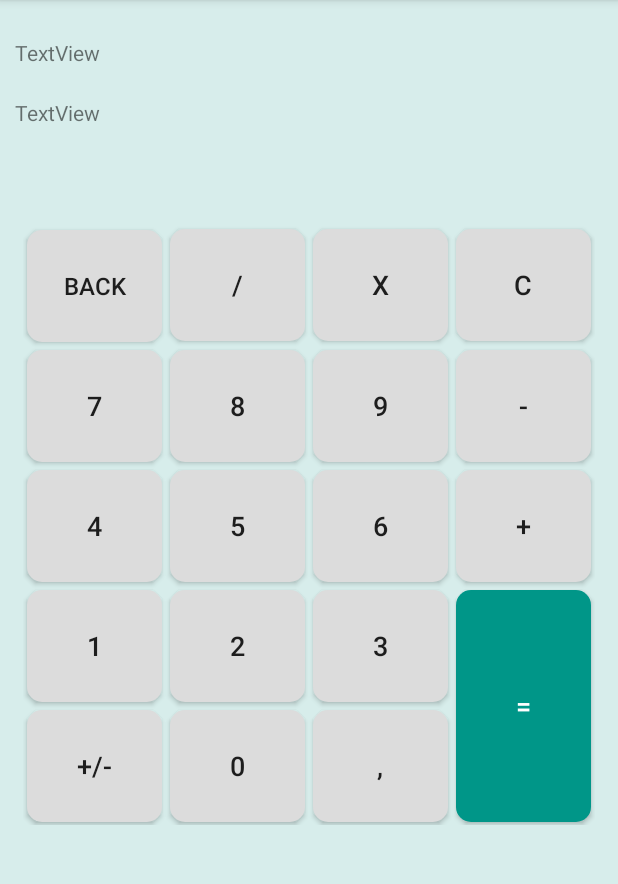
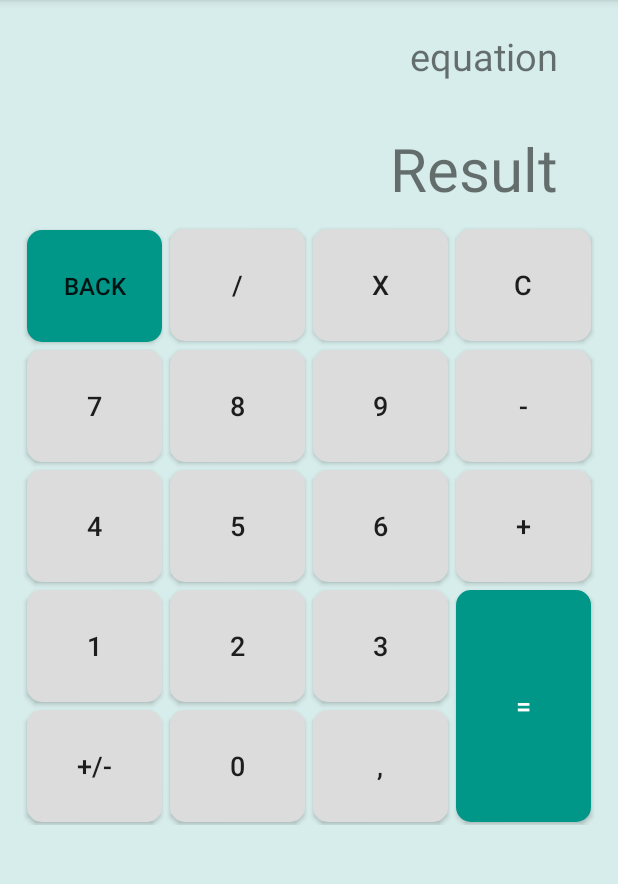
Before and after one commit to matt7m/AndroidCalculatorApp, an Android app: the SimpleCalcActivity screen opened directly, with no data from a screen before it, on a phone screen of 412 x 824 dp, the part 84-968 px from its top. Run offline under Robolectric (Android 15) with nearby library versions, the phone set to English and light mode, and no system bars.

Commit message:
Little changes with layout, add simple calculations.

```diff
--- a/app/build.gradle
+++ b/app/build.gradle
@@ -31,6 +31,7 @@ dependencies {
     implementation 'androidx.appcompat:appcompat:1.2.0'
     implementation 'androidx.constraintlayout:constraintlayout:2.0.4'
     implementation 'androidx.gridlayout:gridlayout:1.0.0'
+    implementation 'io.apisense:rhino-android:1.0'
     testImplementation 'junit:junit:4.12'
     androidTestImplementation 'androidx.test.ext:junit:1.1.2'
     androidTestImplementation 'androidx.test.espresso:espresso-core:3.3.0'
--- a/app/src/main/java/com/example/app/AdvancedCalcActivity.java
+++ b/app/src/main/java/com/example/app/AdvancedCalcActivity.java
@@ -7,38 +7,11 @@ import androidx.appcompat.app.AppCompatActivity;
 
 public class AdvancedCalcActivity extends AppCompatActivity {
     private TextView Screen;
-    private Button btnBack, btnAdd, btnSub, btnMlp, btnDiv, btnClear, btnDot, btnChange;
-    private Button btnOne, btnTwo, btnThree, btnFour, btnFive, btnSix, btnSeven, btnEight, btnNine, btnZero;
 
     @Override
     protected void onCreate(Bundle savedInstanceState) {
         super.onCreate(savedInstanceState);
         setContentView(R.layout.advanced_calculator);
 
-        init_buttons();
-        btnBack.setOnClickListener(view -> finish());
     }
-
-    private void init_buttons(){
-        btnZero = findViewById(R.id.bt0);
-        btnOne = findViewById(R.id.bt1);
-        btnTwo = findViewById(R.id.bt2);
-        btnThree = findViewById(R.id.bt3);
-        btnFour = findViewById(R.id.bt4);
-        btnFive = findViewById(R.id.bt5);
-        btnSix = findViewById(R.id.bt6);
-        btnSeven = findViewById(R.id.bt7);
-        btnEight = findViewById(R.id.bt8);
-        btnNine = findViewById(R.id.bt9);
-
-        btnBack = findViewById(R.id.bt_back);
-        btnAdd = findViewById(R.id.bt_add);
-        btnSub = findViewById(R.id.bt_sub);
-        btnMlp = findViewById(R.id.bt_mlp);
-        btnDiv = findViewById(R.id.bt_div);
-        btnDot = findViewById(R.id.bt_dot);
-        btnClear = findViewById(R.id.bt_clr);
-        btnChange = findViewById(R.id.bt_pm);
-    }
-
 }
--- a/app/src/main/java/com/example/app/SimpleCalcActivity.java
+++ b/app/src/main/java/com/example/app/SimpleCalcActivity.java
@@ -1,45 +1,127 @@
 package com.example.app;
 
 import android.os.Bundle;
+import android.view.View;
 import android.widget.Button;
 import android.widget.TextView;
+import android.widget.Toast;
 import androidx.appcompat.app.AppCompatActivity;
 
+import javax.script.ScriptEngine;
+import javax.script.ScriptEngineManager;
+import javax.script.ScriptException;
+
 public class SimpleCalcActivity extends AppCompatActivity {
-    private TextView Screen;
-    private Button btnBack, btnAdd, btnSub, btnMlp, btnDiv, btnClear, btnDot, btnChange;
-    private Button btnOne, btnTwo, btnThree, btnFour, btnFive, btnSix, btnSeven, btnEight, btnNine, btnZero;
+    TextView equationView;
+    TextView resultView;
+
+    String equation = "";
 
     @Override
     protected void onCreate(Bundle savedInstanceState) {
         super.onCreate(savedInstanceState);
         setContentView(R.layout.simple_calculator);
 
-        init_buttons();
-
-        btnBack.setOnClickListener(view -> finish());
+        initTextViews();
     }
 
-    private void init_buttons(){
-        btnZero = findViewById(R.id.bt0);
-        btnOne = findViewById(R.id.bt1);
-        btnTwo = findViewById(R.id.bt2);
-        btnThree = findViewById(R.id.bt3);
-        btnFour = findViewById(R.id.bt4);
-        btnFive = findViewById(R.id.bt5);
-        btnSix = findViewById(R.id.bt6);
-        btnSeven = findViewById(R.id.bt7);
-        btnEight = findViewById(R.id.bt8);
-        btnNine = findViewById(R.id.bt9);
-
-        btnBack = findViewById(R.id.bt_back);
-        btnAdd = findViewById(R.id.bt_add);
-        btnSub = findViewById(R.id.bt_sub);
-        btnMlp = findViewById(R.id.bt_mlp);
-        btnDiv = findViewById(R.id.bt_div);
-        btnDot = findViewById(R.id.bt_dot);
-        btnClear = findViewById(R.id.bt_clr);
-        btnChange = findViewById(R.id.bt_pm);
+    public void initTextViews(){
+        equationView = findViewById(R.id.equation_text);
+        resultView = findViewById(R.id.result_text);
     }
 
+    public void setValue(String value){
+        equation = equation + value;
+        equationView.setText(equation);
+    }
+
+    public void equalOnClick(View view) {
+        Double result = null;
+        ScriptEngine engine = new ScriptEngineManager().getEngineByName("rhino");
+
+
+        try {
+            result = (double)engine.eval(equation);
+        } catch(ScriptException e) {
+            Toast.makeText(this, "Invalid input", Toast.LENGTH_SHORT).show();
+        }
+
+        if (result != null){
+            resultView.setText(String.valueOf(result.doubleValue()));
+        }
+    }
+
+    public void additionOnClick(View view) {
+        setValue("+");
+    }
+
+    public void subtractionOnClick(View view) {
+        setValue("-");
+    }
+
+    public void divisionOnClick(View view) {
+        setValue("/");
+    }
+
+    public void multiplicationOnClick(View view) {
+        setValue("*");
+    }
+
+    public void plusminusOnClick(View view) {
+        //setValue("1");
+    }
+
+    public void dotOnClick(View view) {
+        setValue(",");
+    }
+
+    public void clearOnClick(View view) {
+        equationView.setText("");
+        equation = "";
+        resultView.setText("");
+    }
+
+    public void zeroOnClick(View view) {
+        setValue("0");
+    }
+
+    public void oneOnClick(View view) {
+        setValue("1");
+    }
+
+    public void twoOnClick(View view) {
+        setValue("2");
+    }
+
+    public void threeOnClick(View view) {
+        setValue("3");
+    }
+
+    public void fourOnClick(View view) {
+        setValue("4");
+    }
+
+    public void fiveOnClick(View view) {
+        setValue("5");
+    }
+
+    public void sixOnClick(View view) {
+        setValue("6");
+    }
+
+    public void sevenOnClick(View view) {
+        setValue("7");
+    }
+
+    public void eightOnClick(View view) {
+        setValue("8");
+    }
+
+    public void nineOnClick(View view) {
+        setValue("9");
+    }
+
+    public void backOnClick(View view) {
+
+    }
 }
--- a/app/src/main/res/layout-land/simple_calculator.xml
+++ b/app/src/main/res/layout-land/simple_calculator.xml
@@ -9,21 +9,52 @@
         android:paddingLeft="10dp"
         android:paddingRight="10dp">
 
-    <TextView
-            android:text="TextView"
-            android:layout_width="260dp"
-            android:layout_height="50dp" app:layout_constraintStart_toStartOf="parent"
-            android:id="@+id/textView5"
-            app:layout_constraintTop_toTopOf="parent" android:layout_marginTop="25dp"
-            app:layout_constraintEnd_toStartOf="@+id/gridLayout"/>
-    <TextView
-            android:text="TextView"
-            android:layout_width="260dp"
-            android:layout_height="80dp"
-            android:id="@+id/textView6"
-            app:layout_constraintTop_toBottomOf="@+id/textView5"
-            android:layout_marginTop="10dp" app:layout_constraintStart_toStartOf="parent"
-            app:layout_constraintEnd_toStartOf="@+id/gridLayout"/>
+    <LinearLayout android:layout_width="wrap_content"
+                  android:layout_height="match_parent"
+                  android:orientation="vertical"
+                  android:layout_weight="3"
+                  tools:ignore="MissingConstraints"
+                  tools:layout_editor_absoluteX="0dp">
+
+<!--        <TextView-->
+<!--                android:text="TextView"-->
+<!--                android:layout_width="260dp"-->
+<!--                android:layout_height="50dp" app:layout_constraintStart_toStartOf="parent"-->
+<!--                android:id="@+id/textView5"-->
+<!--                app:layout_constraintTop_toTopOf="parent" android:layout_marginTop="25dp"-->
+<!--                app:layout_constraintEnd_toStartOf="@+id/gridLayout"/>-->
+<!--        <TextView-->
+<!--                android:text="TextView"-->
+<!--                android:layout_width="260dp"-->
+<!--                android:layout_height="80dp"-->
+<!--                android:id="@+id/textView6"-->
+<!--                app:layout_constraintTop_toBottomOf="@+id/textView5"-->
+<!--                android:layout_marginTop="10dp" app:layout_constraintStart_toStartOf="parent"-->
+<!--                app:layout_constraintEnd_toStartOf="@+id/gridLayout"/>-->
+        <TextView
+                android:text="equation"
+                android:layout_width="wrap_content"
+                android:layout_height="0dp"
+                android:paddingLeft="20dp"
+                android:layout_weight="1"
+                android:gravity="center_vertical"
+                android:textSize="25sp"
+                android:layout_gravity="end"
+                android:id="@+id/equation_text"
+                tools:ignore="MissingConstraints"/>
+
+        <TextView
+                android:text="Result"
+                android:layout_width="wrap_content"
+                android:layout_height="0dp"
+                android:paddingLeft="20dp"
+                android:layout_weight="1"
+                android:gravity="center_vertical"
+                android:textSize="40sp"
+                android:layout_gravity="end"
+                android:id="@+id/result_text"
+                tools:ignore="MissingConstraints"/>
+    </LinearLayout>
 
     <androidx.gridlayout.widget.GridLayout
             android:layout_width="375dp"
--- a/app/src/main/res/layout/advanced_calculator.xml
+++ b/app/src/main/res/layout/advanced_calculator.xml
@@ -55,7 +55,7 @@
                 android:layout_height="60dp"
                 android:id="@+id/bt_back"
                 app:layout_row="0" app:layout_column="0"
-                android:background="@drawable/rounded_button2"/>
+                android:background="@drawable/rounded_button"/>
         <Button
                 android:text="3"
                 android:layout_width="95dp"
--- a/app/src/main/res/layout/simple_calculator.xml
+++ b/app/src/main/res/layout/simple_calculator.xml
@@ -9,19 +9,36 @@
         android:paddingLeft="10dp"
         android:paddingRight="10dp">
 
-    <TextView
-            android:text="TextView"
-            android:layout_width="match_parent"
-            android:layout_height="30dp" app:layout_constraintStart_toStartOf="parent"
-            android:id="@+id/textView5" app:layout_constraintEnd_toEndOf="parent"
-            app:layout_constraintTop_toTopOf="parent" android:layout_marginTop="25dp"/>
-    <TextView
-            android:text="TextView"
-            android:layout_width="match_parent"
-            android:layout_height="60dp"
-            android:id="@+id/textView6" app:layout_constraintEnd_toEndOf="parent"
-            app:layout_constraintTop_toBottomOf="@+id/textView5"
-            android:layout_marginTop="10dp" app:layout_constraintStart_toStartOf="parent"/>
+    <LinearLayout android:layout_width="match_parent"
+                  android:layout_height="150dp"
+                  android:orientation="vertical"
+                  android:layout_weight="3"
+                  tools:ignore="MissingConstraints"
+                  tools:layout_editor_absoluteX="0dp">
+        <TextView
+                android:text="equation"
+                android:layout_width="wrap_content"
+                android:layout_height="0dp"
+                android:paddingRight="30dp"
+                android:layout_weight="1"
+                android:gravity="center_vertical"
+                android:textSize="25sp"
+                android:layout_gravity="end"
+                android:id="@+id/equation_text"
+                tools:ignore="MissingConstraints"/>
+
+        <TextView
+                android:text="Result"
+                android:layout_width="wrap_content"
+                android:layout_height="0dp"
+                android:paddingEnd="30dp"
+                android:layout_weight="1"
+                android:gravity="center_vertical"
+                android:textSize="40sp"
+                android:layout_gravity="end"
+                android:id="@+id/result_text"
+                tools:ignore="MissingConstraints"/>
+    </LinearLayout>
 
     <androidx.gridlayout.widget.GridLayout
             android:layout_width="wrap_content"
@@ -34,158 +51,177 @@
             app:rowCount="5">
 
         <Button
-                android:text="+"
-                android:layout_width="95dp"
-                android:layout_height="80dp"
-                android:id="@+id/bt_add"
-                app:layout_row="2" app:layout_column="3"
-                android:textSize="18sp"
-                android:background="@drawable/rounded_button2"/>
-        <Button
                 android:text="="
                 android:textColor="@color/white"
                 android:layout_width="95dp"
                 android:layout_height="160dp"
-                android:id="@+id/bt_equal"
-                app:layout_row="3" app:layout_column="3"
+                app:layout_row="3"
+                app:layout_column="3"
                 app:layout_rowSpan="2"
                 android:textSize="18sp"
-                android:background="@drawable/rounded_button"/>
+                android:background="@drawable/rounded_button"
+                android:onClick="equalOnClick"/>
         <Button
                 android:text="/"
                 android:layout_width="95dp"
                 android:layout_height="80dp"
-                android:id="@+id/bt_div"
-                app:layout_row="0" app:layout_column="1"
+                app:layout_row="0"
+                app:layout_column="1"
                 android:textSize="18sp"
-                android:background="@drawable/rounded_button2"/>
+                android:background="@drawable/rounded_button2"
+                android:onClick="divisionOnClick"/>
         <Button
                 android:text="BACK"
                 android:layout_width="95dp"
                 android:layout_height="80dp"
-                android:id="@+id/bt_back"
-                app:layout_row="0" app:layout_column="0"
+                app:layout_row="0"
+                app:layout_column="0"
                 android:textSize="16sp"
-                android:background="@drawable/rounded_button2"/>
+                android:background="@drawable/rounded_button"
+                android:onClick="backOnClick"/>
+        <Button
+                android:text="+/-"
+                android:layout_width="95dp"
+                android:layout_height="80dp"
+                app:layout_row="4"
+                app:layout_column="0"
+                android:textSize="18sp"
+                android:background="@drawable/rounded_button2"
+                android:onClick="plusminusOnClick"/>
+        <Button
+                android:text=","
+                android:layout_width="95dp"
+                android:layout_height="80dp"
+                app:layout_row="4"
+                app:layout_column="2"
+                android:textSize="18sp"
+                android:background="@drawable/rounded_button2"
+                android:onClick="dotOnClick"/>
+        <Button
+                android:text="x"
+                android:layout_width="95dp"
+                android:layout_height="80dp"
+                app:layout_row="0"
+                app:layout_column="2"
+                android:textSize="18sp"
+                android:background="@drawable/rounded_button2"
+                android:onClick="multiplicationOnClick"/>
+        <Button
+                android:text="C"
+                android:layout_width="95dp"
+                android:layout_height="80dp"
+                app:layout_row="0"
+                app:layout_column="3"
+                android:textSize="18sp"
+                android:background="@drawable/rounded_button2"
+                android:onClick="clearOnClick"/>
+        <Button
+                android:text="+"
+                android:layout_width="95dp"
+                android:layout_height="80dp"
+                app:layout_row="2"
+                app:layout_column="3"
+                android:textSize="18sp"
+                android:background="@drawable/rounded_button2"
+                android:onClick="additionOnClick"/>
+        <Button
+                android:text="-"
+                android:layout_width="95dp"
+                android:layout_height="80dp"
+                app:layout_row="1"
+                app:layout_column="3"
+                android:textSize="18sp"
+                android:background="@drawable/rounded_button2"
+                android:onClick="subtractionOnClick"/>
+        <Button
+                android:text="9"
+                android:layout_width="95dp"
+                android:layout_height="80dp"
+                app:layout_row="1"
+                app:layout_column="2"
+                android:textSize="18sp"
+                android:background="@drawable/rounded_button2"
+                android:onClick="nineOnClick"/>
+        <Button
+                android:text="8"
+                android:layout_width="95dp"
+                android:layout_height="80dp"
+                app:layout_row="1"
+                app:layout_column="1"
+                android:textSize="18sp"
+                android:background="@drawable/rounded_button2"
+                android:onClick="eightOnClick"/>
+        <Button
+                android:text="7"
+                android:layout_width="95dp"
+                android:layout_height="80dp"
+                app:layout_row="1"
+                app:layout_column="0"
+                android:textSize="18sp"
+                android:background="@drawable/rounded_button2"
+                android:onClick="sevenOnClick"/>
+        <Button
+                android:text="6"
+                android:layout_width="95dp"
+                android:layout_height="80dp"
+                app:layout_row="2"
+                app:layout_column="2"
+                android:textSize="18sp"
+                android:background="@drawable/rounded_button2"
+                android:onClick="sixOnClick"/>
+        <Button
+                android:text="5"
+                android:layout_width="95dp"
+                android:layout_height="80dp"
+                app:layout_row="2"
+                app:layout_column="1"
+                android:textSize="18sp"
+                android:background="@drawable/rounded_button2"
+                android:onClick="fiveOnClick"/>
+        <Button
+                android:text="4"
+                android:layout_width="95dp"
+                android:layout_height="80dp"
+                app:layout_row="2"
+                app:layout_column="0"
+                android:textSize="18sp"
+                android:background="@drawable/rounded_button2"
+                android:onClick="fourOnClick"/>
         <Button
                 android:text="3"
                 android:layout_width="95dp"
                 android:layout_height="80dp"
-                android:id="@+id/bt3"
-                app:layout_row="3" app:layout_column="2"
+                app:layout_row="3"
+                app:layout_column="2"
                 android:textSize="18sp"
-                android:background="@drawable/rounded_button2"/>
-        <Button
-                android:text="+/-"
-                android:layout_width="95dp"
-                android:layout_height="80dp"
-                android:id="@+id/bt_pm"
-                app:layout_row="4" app:layout_column="0"
-                android:textSize="18sp"
-                android:background="@drawable/rounded_button2"/>
+                android:background="@drawable/rounded_button2"
+                android:onClick="threeOnClick"/>
         <Button
                 android:text="2"
                 android:layout_width="95dp"
                 android:layout_height="80dp"
-                android:id="@+id/bt2"
-                app:layout_row="3" app:layout_column="1"
+                app:layout_row="3"
+                app:layout_column="1"
                 android:textSize="18sp"
-                android:background="@drawable/rounded_button2"/>
-        <Button
-                android:text=","
-                android:layout_width="95dp"
-                android:layout_height="80dp"
-                android:id="@+id/bt_dot"
-                app:layout_row="4" app:layout_column="2"
-                android:textSize="18sp"
-                android:background="@drawable/rounded_button2"/>
-        <Button
-                android:text="x"
-                android:layout_width="95dp"
-                android:layout_height="80dp"
-                android:id="@+id/bt_mlp"
-                app:layout_row="0" app:layout_column="2"
-                android:textSize="18sp"
-                android:background="@drawable/rounded_button2"/>
-        <Button
-                android:text="C"
-                android:layout_width="95dp"
-                android:layout_height="80dp"
-                android:id="@+id/bt_clr"
-                app:layout_row="0" app:layout_column="3"
-                android:textSize="18sp"
-                android:background="@drawable/rounded_button2"/>
-        <Button
-                android:text="-"
-                android:layout_width="95dp"
-                android:layout_height="80dp"
-                android:id="@+id/bt_sub"
-                app:layout_row="1" app:layout_column="3"
-                android:textSize="18sp"
-                android:background="@drawable/rounded_button2"/>
-        <Button
-                android:text="9"
-                android:layout_width="95dp"
-                android:layout_height="80dp"
-                android:id="@+id/bt9"
-                app:layout_row="1" app:layout_column="2"
-                android:textSize="18sp"
-                android:background="@drawable/rounded_button2"/>
-        <Button
-                android:text="6"
-                android:layout_width="95dp"
-                android:layout_height="80dp"
-                android:id="@+id/bt6"
-                app:layout_row="2" app:layout_column="2"
-                android:textSize="18sp"
-                android:background="@drawable/rounded_button2"/>
+                android:background="@drawable/rounded_button2"
+                android:onClick="twoOnClick"/>
         <Button
                 android:text="1"
                 android:layout_width="95dp"
                 android:layout_height="80dp"
-                android:id="@+id/bt1"
-                app:layout_row="3" app:layout_column="0"
+                app:layout_row="3"
+                app:layout_column="0"
                 android:textSize="18sp"
-                android:background="@drawable/rounded_button2"/>
-        <Button
-                android:text="8"
-                android:layout_width="95dp"
-                android:layout_height="80dp"
-                android:id="@+id/bt8"
-                app:layout_row="1" app:layout_column="1"
-                android:textSize="18sp"
-                android:background="@drawable/rounded_button2"/>
-        <Button
-                android:text="5"
-                android:layout_width="95dp"
-                android:layout_height="80dp"
-                android:id="@+id/bt5"
-                app:layout_row="2" app:layout_column="1"
-                android:textSize="18sp"
-                android:background="@drawable/rounded_button2"/>
-        <Button
-                android:text="4"
-                android:layout_width="95dp"
-                android:layout_height="80dp"
-                android:id="@+id/bt4"
-                app:layout_row="2" app:layout_column="0"
-                android:textSize="18sp"
-                android:background="@drawable/rounded_button2"/>
-        <Button
-                android:text="7"
-                android:layout_width="95dp"
-                android:layout_height="80dp"
-                android:id="@+id/bt7"
-                app:layout_row="1" app:layout_column="0"
-                android:textSize="18sp"
-                android:background="@drawable/rounded_button2"/>
+                android:background="@drawable/rounded_button2"
+                android:onClick="oneOnClick"/>
         <Button
                 android:text="0"
                 android:layout_width="95dp"
                 android:layout_height="80dp"
-                android:id="@+id/bt0"
-                app:layout_row="4" app:layout_column="1"
+                app:layout_row="4"
+                app:layout_column="1"
                 android:textSize="18sp"
-                android:background="@drawable/rounded_button2"/>
+                android:background="@drawable/rounded_button2"
+                android:onClick="zeroOnClick"/>
     </androidx.gridlayout.widget.GridLayout>
 </androidx.constraintlayout.widget.ConstraintLayout>
```
